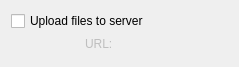
This is widgets/remoteserversettingswidgetUI.ui in marco-mania/audex-old as Qt 5 draws it before an edit. The edited form follows.
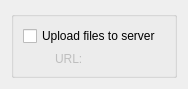
This is the edited form. Custom widgets are drawn as their Qt base class.

Patch:
```diff
--- a/widgets/remoteserversettingswidgetUI.ui
+++ b/widgets/remoteserversettingswidgetUI.ui
@@ -1,28 +1,33 @@
 <ui version="4.0" >
  <class>RemoteServerSettingsWidgetUI</class>
- <widget class="QWidget" name="RemoteServerSettingsWidgetUI" >
-  <property name="geometry" >
+ <widget class="QWidget" name="RemoteServerSettingsWidgetUI">
+  <property name="geometry">
    <rect>
     <x>0</x>
     <y>0</y>
-    <width>239</width>
-    <height>67</height>
+    <width>188</width>
+    <height>86</height>
    </rect>
   </property>
-  <property name="windowTitle" >
-   <string>Form</string>
-  </property>
-  <layout class="QGridLayout" name="gridLayout" >
-   <item row="0" column="0" colspan="3" >
-    <widget class="QCheckBox" name="kcfg_upload" >
-     <property name="text" >
+  <layout class="QGridLayout" name="gridLayout_2">
+   <item row="0" column="0">
+    <widget class="QGroupBox" name="groupBox">
+     <property name="title">
+      <string notr="true"/>
+     </property>
+     <layout class="QGridLayout" name="gridLayout">
+      <item row="0" column="0">
+       <widget class="QCheckBox" name="kcfg_upload">
+        <property name="text">
       <string>Upload files to server</string>
      </property>
     </widget>
    </item>
-   <item row="1" column="0" >
-    <spacer name="horizontalSpacer" >
-     <property name="orientation" >
+      <item row="1" column="0">
+       <layout class="QHBoxLayout" name="horizontalLayout">
+        <item>
+         <spacer name="horizontalSpacer">
+          <property name="orientation">
       <enum>Qt::Horizontal</enum>
      </property>
      <property name="sizeType" >
@@ -36,9 +41,9 @@
      </property>
     </spacer>
    </item>
-   <item row="1" column="1" >
-    <widget class="QLabel" name="label" >
-     <property name="enabled" >
+        <item>
+         <widget class="QLabel" name="label">
+          <property name="enabled">
       <bool>false</bool>
      </property>
      <property name="text" >
@@ -46,14 +51,19 @@
      </property>
     </widget>
    </item>
-   <item row="1" column="2" >
-    <widget class="KUrlRequester" name="kcfg_url" >
-     <property name="enabled" >
+        <item>
+         <widget class="KUrlRequester" name="kcfg_url">
+          <property name="enabled">
       <bool>false</bool>
      </property>
     </widget>
    </item>
-   <item row="2" column="2" >
+       </layout>
+      </item>
+     </layout>
+    </widget>
+   </item>
+   <item row="1" column="0">
     <spacer>
      <property name="orientation" >
       <enum>Qt::Vertical</enum>
```
Left out of the diff: 13 changed lines with no effect on the pictures. Lines whose indentation alone changed are shown as unchanged.
